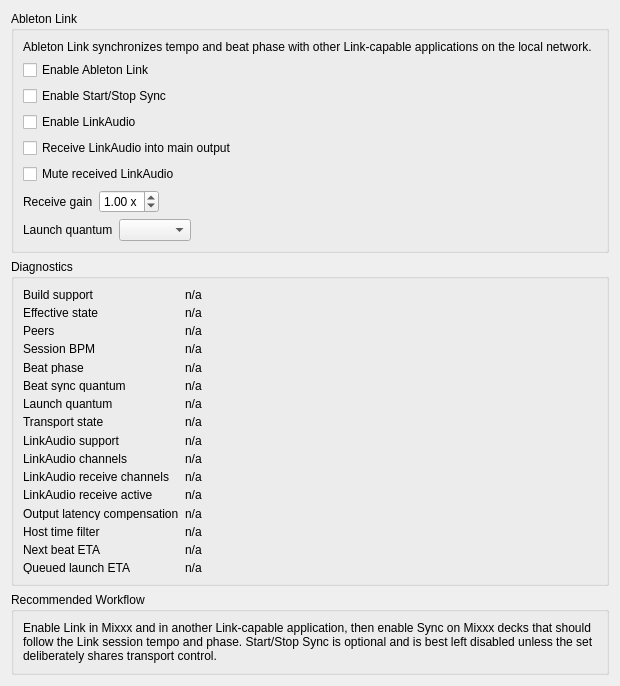
Qt form src/preferences/dialog/dlgprefsyncdlg.ui (imgntn/mixxx) before a commit.
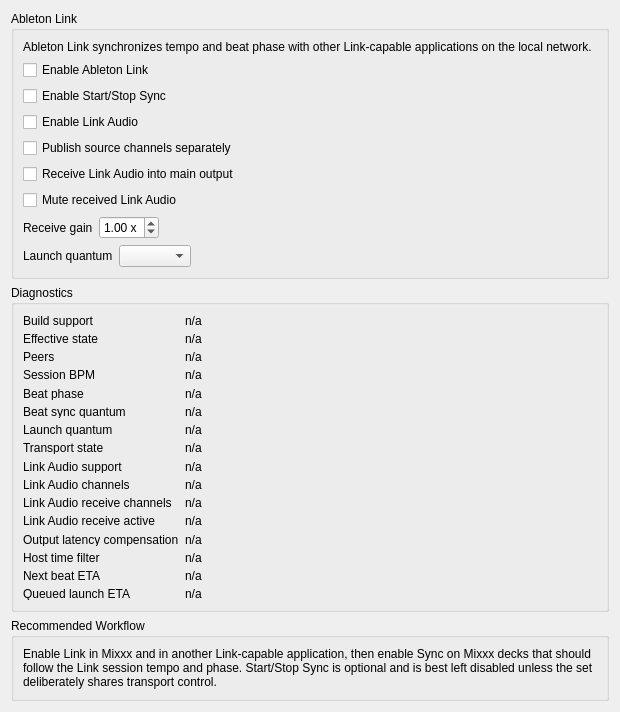
The same form after that commit.

Commit message:
Polish Ableton Link integration for review
Align inbound Link Audio receive to Link beat metadata, add a separate per-source publish preference, and expose the new control through preferences, tests, and controller mappings.

Default FETCH_ABLETONLINK to OFF for distribution-friendly configuration and update Link docs around Link Audio availability, Windows Live driver caveats, and manual validation.

Move local validation helpers and generated evidence out of the Mixxx source tree; they are preserved in X:\mixxx_test\ableton-link-validation-tools.

```diff
--- a/src/preferences/dialog/dlgprefsyncdlg.ui
+++ b/src/preferences/dialog/dlgprefsyncdlg.ui
@@ -56,7 +56,17 @@
          <string>Enable Ableton LinkAudio channel discovery and publish Mixxx audio channels when this build includes Ableton Link 4.0 or newer.</string>
         </property>
         <property name="text">
-         <string>Enable LinkAudio</string>
+         <string>Enable Link Audio</string>
+        </property>
+       </widget>
+      </item>
+      <item>
+       <widget class="QCheckBox" name="CheckBoxLinkAudioSources">
+        <property name="toolTip">
+         <string>Publish active decks, samplers, microphones, auxiliary inputs, and preview decks as separate Link Audio channels. The main output is still published when Link Audio is enabled.</string>
+        </property>
+        <property name="text">
+         <string>Publish source channels separately</string>
         </property>
        </widget>
       </item>
@@ -66,7 +76,7 @@
          <string>Mix remote LinkAudio channels from other Link peers into Mixxx's main output.</string>
         </property>
         <property name="text">
-         <string>Receive LinkAudio into main output</string>
+         <string>Receive Link Audio into main output</string>
         </property>
        </widget>
       </item>
@@ -76,7 +86,7 @@
          <string>Keep remote LinkAudio subscriptions active but silence them in Mixxx's main output.</string>
         </property>
         <property name="text">
-         <string>Mute received LinkAudio</string>
+         <string>Mute received Link Audio</string>
         </property>
        </widget>
       </item>
@@ -290,7 +300,7 @@
       <item row="8" column="0">
        <widget class="QLabel" name="LabelLinkAudioAvailable">
         <property name="text">
-         <string>LinkAudio support</string>
+         <string>Link Audio support</string>
         </property>
        </widget>
       </item>
@@ -304,7 +314,7 @@
       <item row="9" column="0">
        <widget class="QLabel" name="LabelLinkAudioChannels">
         <property name="text">
-         <string>LinkAudio channels</string>
+         <string>Link Audio channels</string>
         </property>
        </widget>
       </item>
@@ -318,7 +328,7 @@
       <item row="10" column="0">
        <widget class="QLabel" name="LabelLinkAudioReceiveChannels">
         <property name="text">
-         <string>LinkAudio receive channels</string>
+         <string>Link Audio receive channels</string>
         </property>
        </widget>
       </item>
@@ -332,7 +342,7 @@
       <item row="11" column="0">
        <widget class="QLabel" name="LabelLinkAudioReceiveActive">
         <property name="text">
-         <string>LinkAudio receive active</string>
+         <string>Link Audio receive active</string>
         </property>
        </widget>
       </item>
```
Left out of the diff: 8 changed lines with no effect on the pictures. The commit also changes 22 other files.
